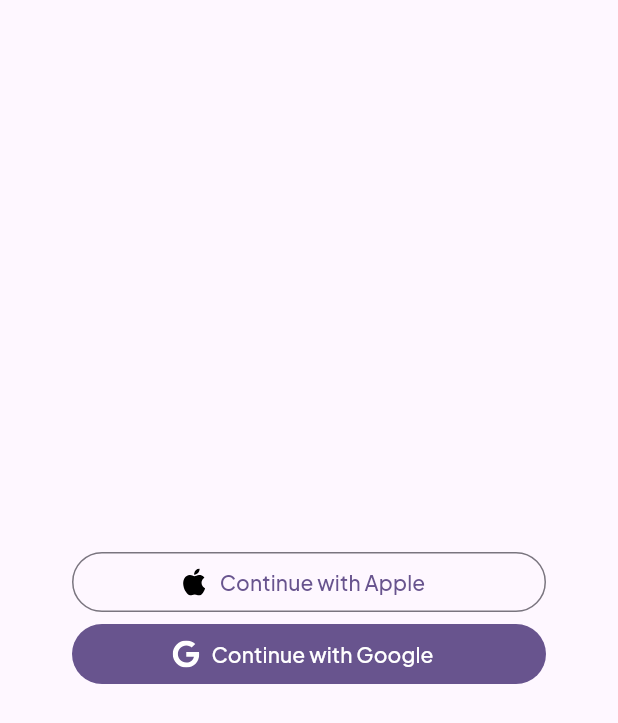
After one commit to andikadeveloper/bwai_bandung_hackathon, a Flutter app: the LoginPage screen opened by its route, on a phone screen of 412 x 824 dp. The commit adds this screen. Shown: the top 723 px of the screen. Run offline on Flutter 3.47's test engine with Material 3 defaults, Android fonts, the phone set to English and light mode, and no system bars; our stand-ins replace equatable, flutter_bloc, flutter_dotenv, flutter_svg, freezed_annotation, get_it and 4 more; accounts and stored records are empty; network calls fail.

Commit message:
initial run on iOS and setup Profile and Login page

```diff
--- /dev/null
+++ b/lib/presentation/pages/login/login_page.dart
@@ -0,0 +1,46 @@
+import 'package:flutter/material.dart';
+import 'package:flutter_svg/svg.dart';
+
+class LoginPage extends StatelessWidget {
+  const LoginPage({super.key});
+
+  @override
+  Widget build(BuildContext context) {
+    return Scaffold(
+      body: Center(
+        child: Padding(
+          padding: const EdgeInsets.symmetric(horizontal: 48),
+          child: Column(
+            mainAxisAlignment: MainAxisAlignment.center,
+            crossAxisAlignment: CrossAxisAlignment.stretch,
+            children: [
+              OutlinedButton.icon(
+                onPressed: () {
+                  debugPrint('Continue with Apple clicked');
+                },
+                icon: SvgPicture.asset(
+                  'assets/icons/appleinc.svg',
+                  width: 18,
+                  height: 18,
+                ),
+                label: const Text('Continue with Apple'),
+              ),
+              FilledButton.icon(
+                onPressed: () {
+                  debugPrint('Continue with Google clicked');
+                },
+                icon: SvgPicture.asset(
+                  'assets/icons/google.svg',
+                  width: 18,
+                  height: 18,
+                  colorFilter: const ColorFilter.mode(Colors.white, BlendMode.srcIn),
+                ),
+                label: const Text('Continue with Google'),
+              ),
+            ],
+          ),
+        ),
+      ),
+    );
+  }
+}
--- /dev/null
+++ b/lib/presentation/routes/path.dart
@@ -0,0 +1,6 @@
+
+class PathRoute {
+  static get home => '/';
+  static get profile => '/profile';
+  static get login => '/login';
+}
--- a/lib/presentation/routes/router.dart
+++ b/lib/presentation/routes/router.dart
@@ -1,17 +1,36 @@
 import 'package:bwai_bandung_hackathon/core/di/injectable.dart';
 import 'package:bwai_bandung_hackathon/presentation/pages/home/cubit/home_cubit.dart';
 import 'package:bwai_bandung_hackathon/presentation/pages/home/home_page.dart';
+import 'package:bwai_bandung_hackathon/presentation/pages/login/cubit/login_cubit.dart';
+import 'package:bwai_bandung_hackathon/presentation/pages/login/login_page.dart';
+import 'package:bwai_bandung_hackathon/presentation/pages/profile/cubit/profile_cubit.dart';
+import 'package:bwai_bandung_hackathon/presentation/pages/profile/profile_page.dart';
+import 'package:bwai_bandung_hackathon/presentation/routes/path.dart';
 import 'package:flutter_bloc/flutter_bloc.dart';
 import 'package:go_router/go_router.dart';
 
 final router = GoRouter(
   routes: [
     GoRoute(
-      path: '/',
+      path: PathRoute.home,
       builder: (context, state) => BlocProvider(
         create: (context) => getIt.get<HomeCubit>(),
         child: const HomePage(),
       ),
     ),
+    GoRoute(
+      path: PathRoute.profile,
+      builder: (context, state) => BlocProvider(
+        create: (context) => getIt.get<ProfileCubit>(),
+        child: const ProfilePage(),
+      ),
+    ),
+    GoRoute(
+      path: PathRoute.login,
+      builder: (context, state) => BlocProvider(
+        create: (context) => getIt.get<LoginCubit>(),
+        child: const LoginPage(),
+      ),
+    ),
   ],
 );
--- a/pubspec.yaml
+++ b/pubspec.yaml
@@ -46,6 +46,7 @@ dependencies:
   go_router: ^14.1.2
   supabase_flutter: ^2.5.3
   intl: ^0.19.0
+  flutter_svg: ^2.0.10+1
 
 dev_dependencies:
   flutter_test:
@@ -73,9 +74,8 @@ flutter:
 
   # To add assets to your application, add an assets section, like this:
   assets:
-  - .env
-  #   - images/a_dot_burr.jpeg
-  #   - images/a_dot_ham.jpeg
+    - .env
+    - assets/icons/
 
   # An image asset can refer to one or more resolution-specific "variants", see
   # https://flutter.dev/assets-and-images/#resolution-aware
```
Also changed, not shown: lib/presentation/pages/home/home_page.dart (+8 -4 lines), lib/presentation/pages/login/cubit/login_cubit.dart (added, +32 -0 lines), lib/presentation/pages/login/cubit/login_state.dart (added, +9 -0 lines), lib/presentation/pages/profile/cubit/profile_cubit.dart (added, +32 -0 lines), lib/presentation/pages/profile/cubit/profile_state.dart (added, +9 -0 lines), lib/presentation/pages/profile/profile_page.dart (added, +20 -0 lines), assets/icons/appleinc.svg (added), assets/icons/google.svg (added), lib/core/di/injectable.config.dart, lib/presentation/pages/login/cubit/login_cubit.freezed.dart (added), lib/presentation/pages/profile/cubit/profile_cubit.freezed.dart (added), pubspec.lock, 7 other files.
